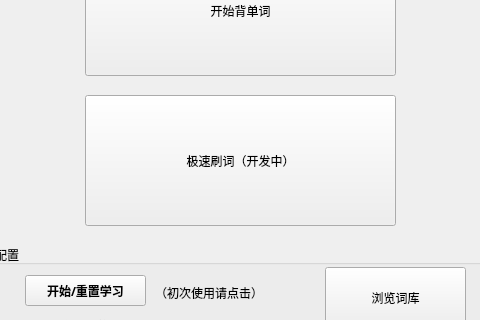
This is data/function.ui in ningziwen/Vograver as Qt 5 draws it before an edit; both pictures show x 175 to 655 and y 85 to 405 of the 800 by 586 pixel window. The edited form follows.
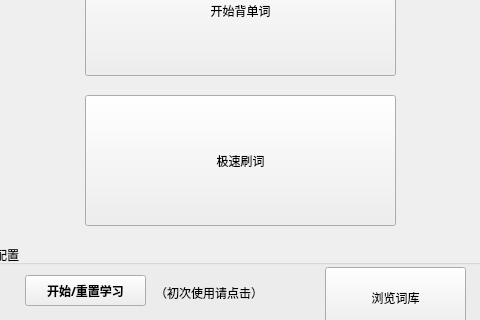
This is the edited form. Icons and pictures are not drawn.

Patch:
```diff
--- a/data/function.ui
+++ b/data/function.ui
@@ -41,7 +41,7 @@
      </rect>
     </property>
     <property name="text">
-     <string>极速刷词（开发中）</string>
+     <string>极速刷词</string>
     </property>
    </widget>
    <widget class="QGroupBox" name="groupBox">
```
